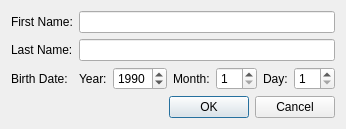
Qt form FilmManager/addpersondialog.ui (Zachaly/Jipp_Projekt_ZS_NS) before a commit.
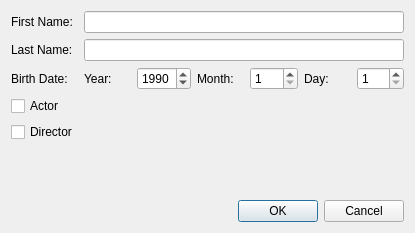
The same form after that commit.

Commit message:
Feature/add actor director distinction (#5)
* update Person class

* add display if person is actor/director in personview

* add option to modify actor/director

* add directors/actors filtering

* update Person class

Diff of the .ui file:
```diff
--- a/FilmManager/addpersondialog.ui
+++ b/FilmManager/addpersondialog.ui
@@ -2,6 +2,14 @@
 <ui version="4.0">
  <class>AddPersonDialog</class>
  <widget class="QDialog" name="AddPersonDialog">
+  <property name="geometry">
+   <rect>
+    <x>0</x>
+    <y>0</y>
+    <width>415</width>
+    <height>233</height>
+   </rect>
+  </property>
   <property name="windowTitle">
    <string>Add New Person</string>
   </property>
@@ -99,6 +107,20 @@
        </item>
       </layout>
      </item>
+     <item row="3" column="0">
+      <widget class="QCheckBox" name="actorCheckBox">
+       <property name="text">
+        <string>Actor</string>
+       </property>
+      </widget>
+     </item>
+     <item row="4" column="0">
+      <widget class="QCheckBox" name="directorCheckBox">
+       <property name="text">
+        <string>Director</string>
+       </property>
+      </widget>
+     </item>
     </layout>
    </item>
    <item>
```
Left out of the diff: 4 changed lines with no effect on the pictures. The commit also changes 11 other files.
